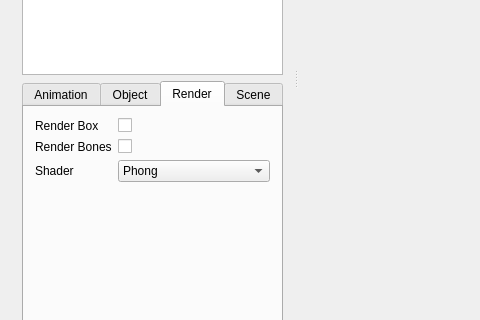
Above: Animação/mainwindow.ui from RicardoBusta/animacao-ufc-2012 before the change; both pictures show x 0 to 480 and y 272 to 592 of the 643 by 776 pixel window. Below: the same form after it.
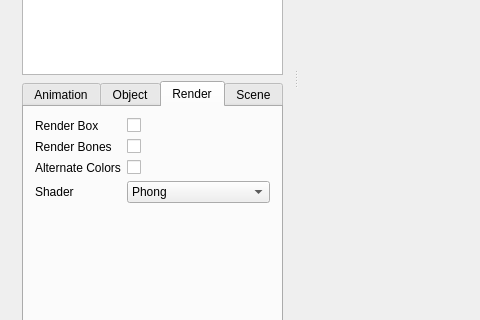
That is the form after the change. The open tabs and pages were chosen to show the change. Icons and pictures are not drawn. Custom widgets are drawn as their Qt base class.

```diff
--- a/Animação/mainwindow.ui
+++ b/Animação/mainwindow.ui
@@ -519,14 +519,14 @@
             <string>Render</string>
            </attribute>
            <layout class="QFormLayout" name="formLayout_2">
-            <item row="2" column="0">
+            <item row="3" column="0">
              <widget class="QLabel" name="label_18">
               <property name="text">
                <string>Shader</string>
               </property>
              </widget>
             </item>
-            <item row="2" column="1">
+            <item row="3" column="1">
              <widget class="QComboBox" name="comboBox_shader">
               <item>
                <property name="text">
@@ -573,6 +573,20 @@
               </property>
              </widget>
             </item>
+            <item row="2" column="0">
+             <widget class="QLabel" name="label_22">
+              <property name="text">
+               <string>Alternate Colors</string>
+              </property>
+             </widget>
+            </item>
+            <item row="2" column="1">
+             <widget class="QCheckBox" name="checkBox_alt_color">
+              <property name="text">
+               <string/>
+              </property>
+             </widget>
+            </item>
            </layout>
           </widget>
           <widget class="QWidget" name="tab">
```
Left out of the diff: 2 changed lines with no effect on the pictures.
